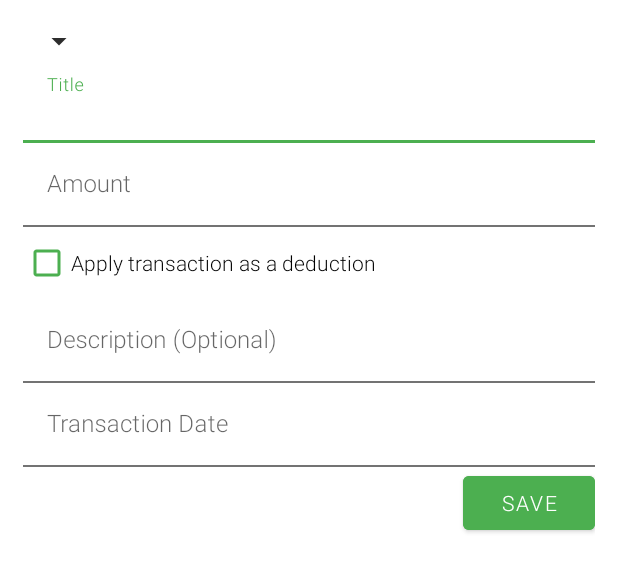
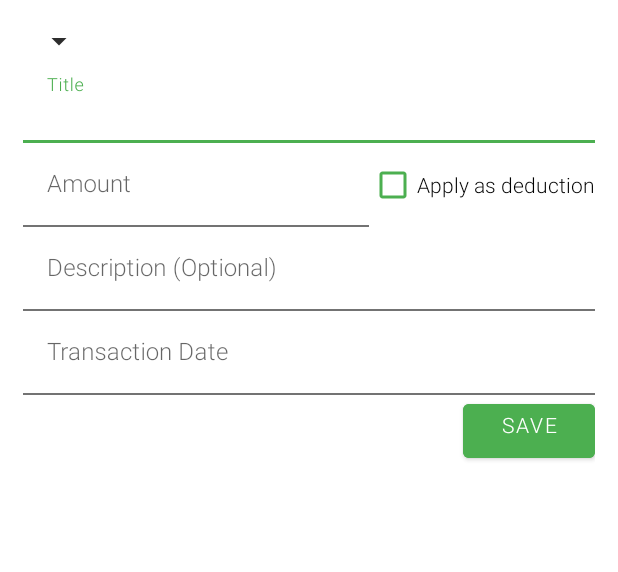
Before and after one commit to mattlavallee/checks-and-balances, an Android app: the layout layout_transaction_form.xml on its own in the app's theme, with its tools: preview values and no code run, on a phone screen of 412 x 824 dp. Shown: the top 572 px of the screen. Run offline under Robolectric (Android 15) with nearby library versions, the phone set to English and light mode, and no system bars.

Commit message:
feat(transaction): setting checkbox and amount on same line

```diff
--- a/android/app/src/main/res/layout/layout_transaction_form.xml
+++ b/android/app/src/main/res/layout/layout_transaction_form.xml
@@ -45,31 +45,31 @@
     </com.google.android.material.textfield.TextInputLayout>
     <com.google.android.material.textfield.TextInputLayout
         android:id="@+id/edit_transaction_amount_wrapper"
-        android:layout_width="match_parent"
+        android:layout_width="0dp"
         android:layout_height="wrap_content"
         android:hint="@string/transaction_amount_hint"
         app:hintTextColor="@color/colorOnSecondary"
         app:boxStrokeColor="@color/colorOnSecondary"
         app:layout_constraintTop_toBottomOf="@id/edit_transaction_title_wrapper"
         app:layout_constraintLeft_toLeftOf="parent"
-        app:layout_constraintRight_toRightOf="parent"
-        app:layout_constraintBottom_toTopOf="@id/edit_transaction_amount_deduction">
+        app:layout_constraintRight_toLeftOf="@id/edit_transaction_amount_deduction"
+        app:layout_constraintBottom_toTopOf="@id/edit_transaction_description_wrapper">
         <com.google.android.material.textfield.TextInputEditText
             android:id="@+id/edit_transaction_amount"
             android:layout_width="match_parent"
             android:layout_height="wrap_content"
+            android:backgroundTint="@color/colorSecondary"
+            android:digits="0123456789.-"
             android:focusable="true"
             android:focusableInTouchMode="true"
-            android:backgroundTint="@color/colorSecondary"
             android:imeOptions="actionNext"
+            android:inputType="numberDecimal|numberSigned"
             android:maxLines="1"
-            android:textCursorDrawable="@drawable/text_cursor_primary_dark"
-            android:digits="0123456789.-"
-            android:inputType="numberDecimal|numberSigned" />
+            android:textCursorDrawable="@drawable/text_cursor_primary_dark" />
     </com.google.android.material.textfield.TextInputLayout>
     <com.google.android.material.checkbox.MaterialCheckBox
         android:id="@+id/edit_transaction_amount_deduction"
-        android:layout_width="match_parent"
+        android:layout_width="wrap_content"
         android:layout_height="wrap_content"
         android:focusable="true"
         android:focusableInTouchMode="true"
@@ -78,8 +78,8 @@
         android:inputType="none"
         android:text="@string/transaction_amount_deduction_hint"
         app:buttonTint="@color/colorOnSecondary"
-        app:layout_constraintTop_toBottomOf="@id/edit_transaction_amount_wrapper"
-        app:layout_constraintLeft_toLeftOf="parent"
+        app:layout_constraintTop_toBottomOf="@id/edit_transaction_title_wrapper"
+        app:layout_constraintLeft_toRightOf="@id/edit_transaction_amount_wrapper"
         app:layout_constraintRight_toRightOf="parent"
         app:layout_constraintBottom_toTopOf="@id/edit_transaction_description_wrapper"/>
     <com.google.android.material.textfield.TextInputLayout
@@ -119,7 +119,7 @@
             android:id="@+id/edit_transaction_datetime"
             android:layout_width="match_parent"
             android:layout_height="wrap_content"
-            android:focusable="false"
+            android:focusable="true"
             android:clickable="true"
             android:backgroundTint="@color/colorSecondary"
             android:imeOptions="actionNext" />
@@ -130,7 +130,7 @@
         android:layout_height="wrap_content"
         android:text="@string/save_button"
         android:textAlignment="center"
-        android:gravity="right|center_vertical"
+        android:gravity="end|center_horizontal"
         android:backgroundTint="@color/colorOnSecondary"
         android:theme="@style/RobotoThinButton"
         app:layout_constraintTop_toBottomOf="@id/edit_transaction_datetime_wrapper"
--- a/android/app/src/main/res/values/strings.xml
+++ b/android/app/src/main/res/values/strings.xml
@@ -21,7 +21,7 @@
 
     <string name="transaction_title_hint">Title</string>
     <string name="transaction_amount_hint">Amount</string>
-    <string name="transaction_amount_deduction_hint">Apply transaction as a deduction</string>
+    <string name="transaction_amount_deduction_hint">Apply as deduction</string>
     <string name="transaction_description_hint">Description (Optional)</string>
     <string name="transaction_datetime_hint">Transaction Date</string>
     <string name="transaction_display_datetime_description">%s:&#160;%s</string>
```
